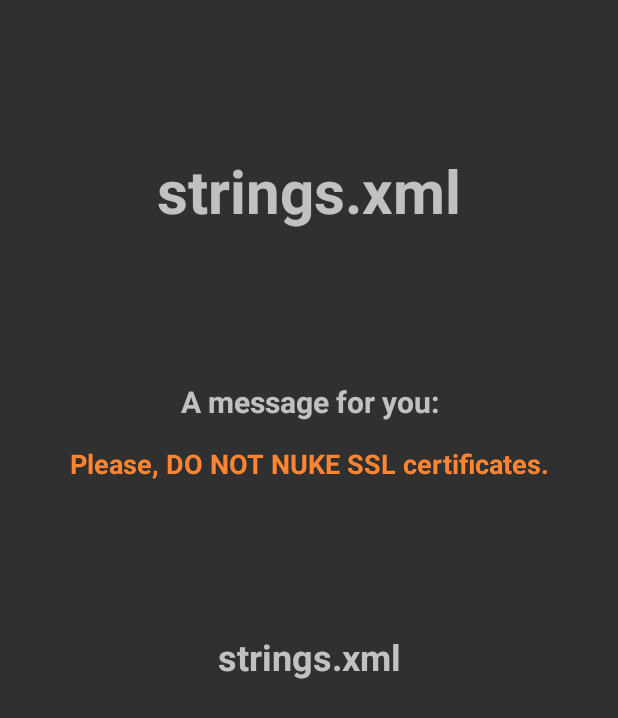
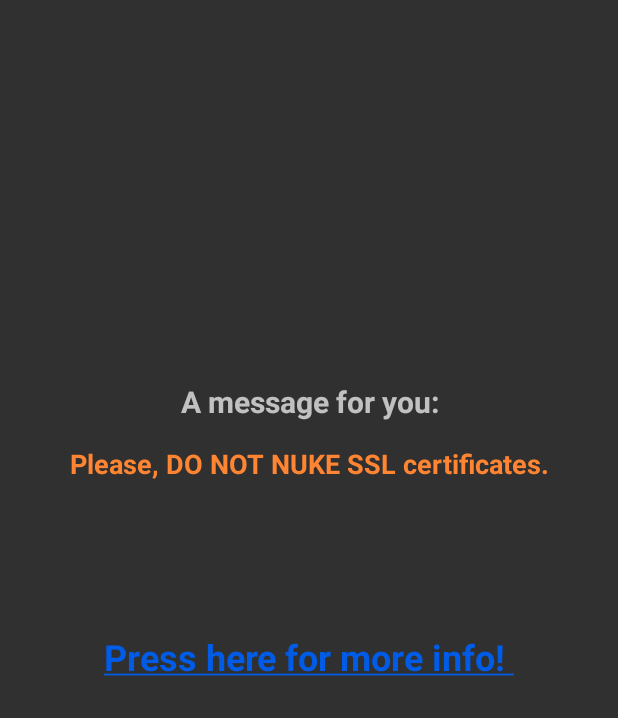
Before and after one commit to ivanleoncz/DN-SSL, an Android app: the MessageActivity screen opened directly, with no data from a screen before it, on a phone screen of 412 x 824 dp. Shown: the top 718 px of the screen. Run offline under Robolectric (Android 15) with nearby library versions, the phone set to English and light mode, and no system bars; network calls fail.

Commit message:
finishing activity construction
- preparing activity to receive data from intent (bundle)
- creating hyperlink configuration with html libs

```diff
--- a/Android/app/src/main/java/com/ivanleoncz/android_dnssl/MessageActivity.java
+++ b/Android/app/src/main/java/com/ivanleoncz/android_dnssl/MessageActivity.java
@@ -1,13 +1,37 @@
 package com.ivanleoncz.android_dnssl;
 
+import android.graphics.Color;
 import android.support.v7.app.AppCompatActivity;
 import android.os.Bundle;
+import android.text.Html;
+import android.text.method.LinkMovementMethod;
+import android.text.style.UnderlineSpan;
+import android.text.util.Linkify;
+import android.widget.TextView;
+
 
 public class MessageActivity extends AppCompatActivity {
 
     @Override
     protected void onCreate(Bundle savedInstanceState) {
+
+        String link = "https://stackoverflow.com/questions/2012497/accepting-a-certificate-for-https-on-android/40112598#40112598";
+        String hyperLink = "<a href=" + link + "> Press here for more info! </a>";
+        String username = null;
+        TextView tvLink = null;
+        TextView tvWelcome = null;
+
         super.onCreate(savedInstanceState);
         setContentView(R.layout.activity_message);
+
+        username = getIntent().getStringExtra("username");
+        tvLink = (TextView) findViewById(R.id.message_link);
+        tvWelcome = (TextView) findViewById(R.id.message_welcome);
+
+        tvWelcome.setText(username);
+        tvLink.setMovementMethod(LinkMovementMethod.getInstance());
+        tvLink.setText(Html.fromHtml(hyperLink));
+        tvLink.setLinkTextColor(Color.parseColor("#005ce6"));
+
     }
 }
```
